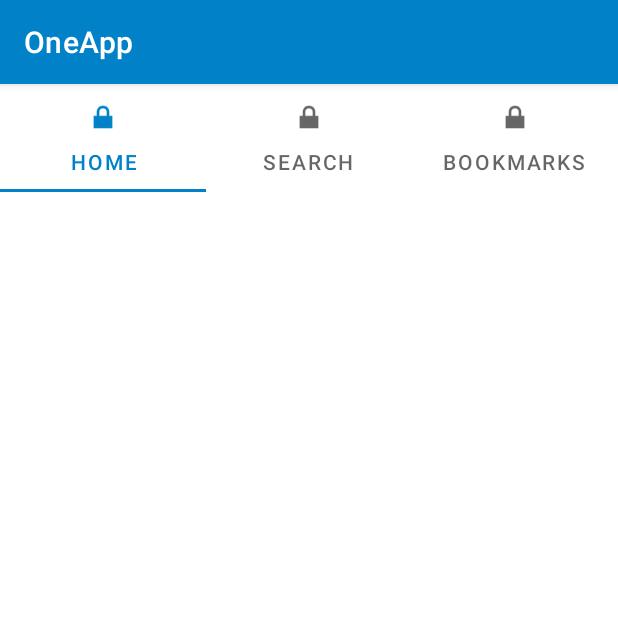
After one commit to sikshakosh/OneApp, an Android app: the HomeActivity screen opened directly, with no data from a screen before it, on a phone screen of 412 x 824 dp, the top half of it. The commit adds this screen. Run offline under Robolectric (Android 15) with nearby library versions, the phone set to English and light mode, and no system bars.

Commit message:
matrial tablayout added

```diff
--- /dev/null
+++ b/app/src/main/java/com/android/oneapp/activities/home/HomeActivity.java
@@ -0,0 +1,15 @@
+package com.android.oneapp.activities.home;
+
+import androidx.appcompat.app.AppCompatActivity;
+
+import android.os.Bundle;
+
+import com.android.oneapp.R;
+public class HomeActivity extends AppCompatActivity {
+
+    @Override
+    protected void onCreate(Bundle savedInstanceState) {
+        super.onCreate(savedInstanceState);
+        setContentView(R.layout.activity_home);
+    }
+}
--- a/app/src/main/java/com/android/oneapp/activities/SplashActivity.java
+++ b/app/src/main/java/com/android/oneapp/activities/splash/SplashActivity.java
@@ -1,4 +1,4 @@
-package com.android.oneapp.activities;
+package com.android.oneapp.activities.splash;
 
 import androidx.appcompat.app.AppCompatActivity;
 import androidx.constraintlayout.widget.ConstraintLayout;
--- /dev/null
+++ b/app/src/main/res/layout/activity_home.xml
@@ -0,0 +1,35 @@
+<?xml version="1.0" encoding="utf-8"?>
+<androidx.constraintlayout.widget.ConstraintLayout xmlns:android="http://schemas.android.com/apk/res/android"
+    xmlns:app="http://schemas.android.com/apk/res-auto"
+    xmlns:tools="http://schemas.android.com/tools"
+    android:layout_width="match_parent"
+    android:layout_height="match_parent"
+    tools:context=".activities.home.HomeActivity">
+    <com.google.android.material.tabs.TabLayout
+        android:layout_width="match_parent"
+        android:layout_height="wrap_content"
+        app:tabMode="fixed">
+
+        <com.google.android.material.tabs.TabItem
+            android:layout_width="wrap_content"
+            android:layout_height="wrap_content"
+            android:text="@string/tab_1"
+            android:icon="@android:drawable/ic_lock_lock"
+            />
+
+        <com.google.android.material.tabs.TabItem
+            android:layout_width="wrap_content"
+            android:layout_height="wrap_content"
+            android:text="@string/tab_2"
+            android:icon="@android:drawable/ic_lock_lock"
+            />
+
+        <com.google.android.material.tabs.TabItem
+            android:layout_width="wrap_content"
+            android:layout_height="wrap_content"
+            android:text="@string/tab_3"
+            android:icon="@android:drawable/ic_lock_lock"
+            />
+
+    </com.google.android.material.tabs.TabLayout>
+</androidx.constraintlayout.widget.ConstraintLayout>
--- a/app/src/main/res/values/strings.xml
+++ b/app/src/main/res/values/strings.xml
@@ -1,5 +1,7 @@
 <resources>
     <string name="app_name">OneApp</string>
-    <string name="tab_text_1">Home</string>
-    <string name="tab_text_2">Search</string>
+    <string name="tab_1">Home</string>
+    <string name="tab_2">Search</string>
+    <string name="tab_3">Bookmarks</string>
+    <string name="title_activity_home">HomeActivity</string>
 </resources>
```
Also changed, not shown: app/src/main/AndroidManifest.xml (+3 -15 lines), app/src/main/java/com/android/oneapp/activities/MainActivity.java (deleted, +0 -23 lines), app/src/main/res/layout/activity_main.xml (deleted, +0 -47 lines).
